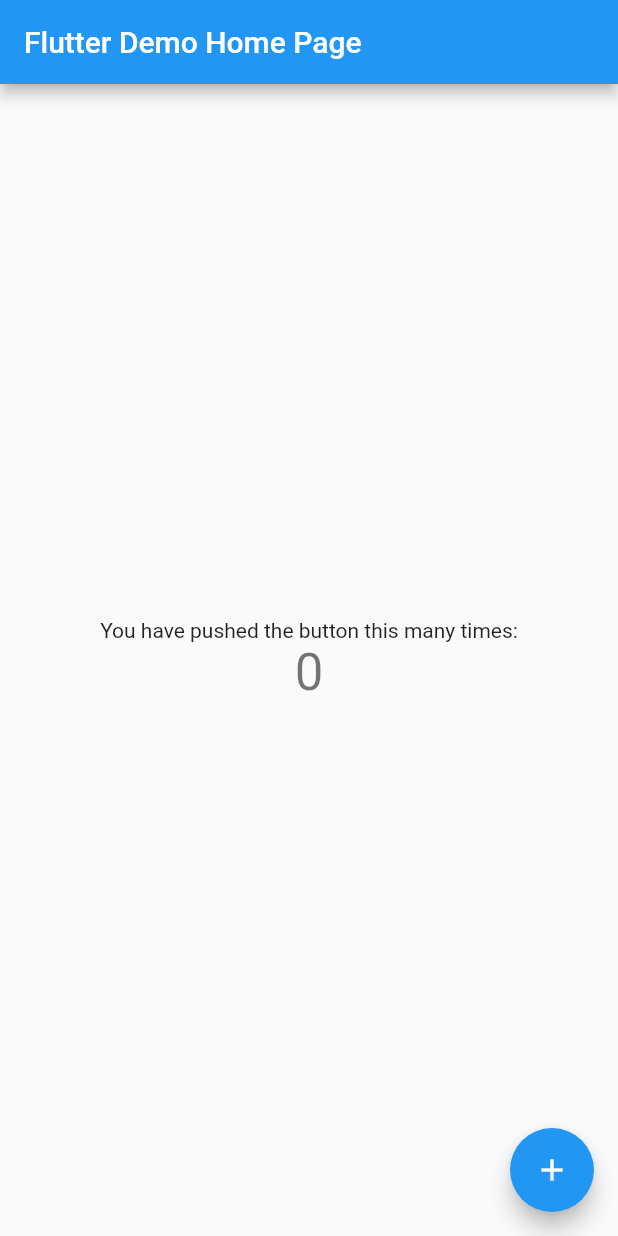
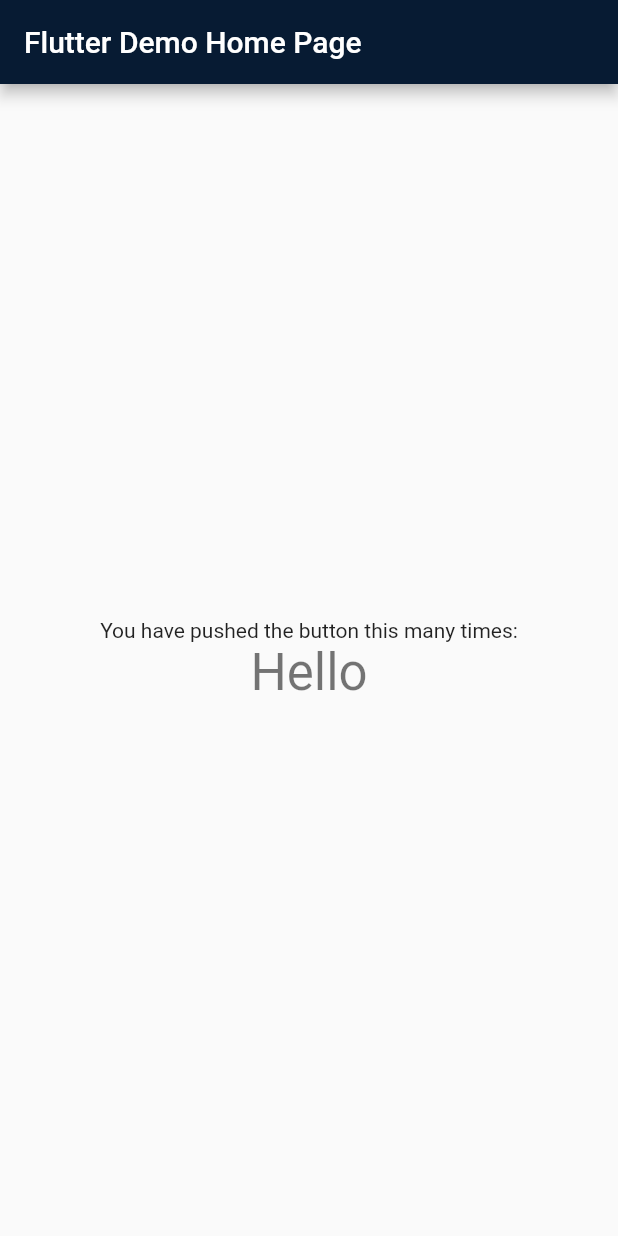
Before and after one commit to ousvat/crew, a Flutter app: the screen it shows after launch, on a phone screen of 412 x 824 dp. Run offline on Flutter 3.47's test engine with Material 2 defaults, Android fonts, the phone set to English and light mode, and no system bars; our stand-ins replace google_fonts.

Commit message:
Import Icons and Fonts

```diff
--- a/lib/main.dart
+++ b/lib/main.dart
@@ -1,3 +1,4 @@
+import 'package:Crew/theme/default_theme.dart';
 import 'package:flutter/material.dart';
 
 void main() {
@@ -9,23 +10,9 @@ class MyApp extends StatelessWidget {
   @override
   Widget build(BuildContext context) {
     return MaterialApp(
+      debugShowCheckedModeBanner: false,
       title: 'Flutter Demo',
-      theme: ThemeData(
-        // This is the theme of your application.
-        //
-        // Try running your application with "flutter run". You'll see the
-        // application has a blue toolbar. Then, without quitting the app, try
-        // changing the primarySwatch below to Colors.green and then invoke
-        // "hot reload" (press "r" in the console where you ran "flutter run",
-        // or simply save your changes to "hot reload" in a Flutter IDE).
-        // Notice that the counter didn't reset back to zero; the application
-        // is not restarted.
-        primarySwatch: Colors.blue,
-        // This makes the visual density adapt to the platform that you run
-        // the app on. For desktop platforms, the controls will be smaller and
-        // closer together (more dense) than on mobile platforms.
-        visualDensity: VisualDensity.adaptivePlatformDensity,
-      ),
+      theme: defaultTheme,
       home: MyHomePage(title: 'Flutter Demo Home Page'),
     );
   }
@@ -34,15 +21,6 @@ class MyApp extends StatelessWidget {
 class MyHomePage extends StatefulWidget {
   MyHomePage({Key key, this.title}) : super(key: key);
 
-  // This widget is the home page of your application. It is stateful, meaning
-  // that it has a State object (defined below) that contains fields that affect
-  // how it looks.
-
-  // This class is the configuration for the state. It holds the values (in this
-  // case the title) provided by the parent (in this case the App widget) and
-  // used by the build method of the State. Fields in a Widget subclass are
-  // always marked "final".
-
   final String title;
 
   @override
@@ -50,68 +28,26 @@ class MyHomePage extends StatefulWidget {
 }
 
 class _MyHomePageState extends State<MyHomePage> {
-  int _counter = 0;
-
-  void _incrementCounter() {
-    setState(() {
-      // This call to setState tells the Flutter framework that something has
-      // changed in this State, which causes it to rerun the build method below
-      // so that the display can reflect the updated values. If we changed
-      // _counter without calling setState(), then the build method would not be
-      // called again, and so nothing would appear to happen.
-      _counter++;
-    });
-  }
-
   @override
   Widget build(BuildContext context) {
-    // This method is rerun every time setState is called, for instance as done
-    // by the _incrementCounter method above.
-    //
-    // The Flutter framework has been optimized to make rerunning build methods
-    // fast, so that you can just rebuild anything that needs updating rather
-    // than having to individually change instances of widgets.
     return Scaffold(
       appBar: AppBar(
-        // Here we take the value from the MyHomePage object that was created by
-        // the App.build method, and use it to set our appbar title.
         title: Text(widget.title),
       ),
       body: Center(
-        // Center is a layout widget. It takes a single child and positions it
-        // in the middle of the parent.
         child: Column(
-          // Column is also a layout widget. It takes a list of children and
-          // arranges them vertically. By default, it sizes itself to fit its
-          // children horizontally, and tries to be as tall as its parent.
-          //
-          // Invoke "debug painting" (press "p" in the console, choose the
-          // "Toggle Debug Paint" action from the Flutter Inspector in Android
-          // Studio, or the "Toggle Debug Paint" command in Visual Studio Code)
-          // to see the wireframe for each widget.
-          //
-          // Column has various properties to control how it sizes itself and
-          // how it positions its children. Here we use mainAxisAlignment to
-          // center the children vertically; the main axis here is the vertical
-          // axis because Columns are vertical (the cross axis would be
-          // horizontal).
           mainAxisAlignment: MainAxisAlignment.center,
           children: <Widget>[
             Text(
               'You have pushed the button this many times:',
             ),
             Text(
-              '$_counter',
+              'Hello',
               style: Theme.of(context).textTheme.headline4,
             ),
           ],
         ),
       ),
-      floatingActionButton: FloatingActionButton(
-        onPressed: _incrementCounter,
-        tooltip: 'Increment',
-        child: Icon(Icons.add),
-      ), // This trailing comma makes auto-formatting nicer for build methods.
     );
   }
 }
--- /dev/null
+++ b/lib/theme/default_theme.dart
@@ -0,0 +1,9 @@
+import 'package:flutter/material.dart';
+import 'package:google_fonts/google_fonts.dart';
+
+ThemeData defaultTheme = ThemeData(
+    primaryColor: Color(0xFF071B33),
+    disabledColor: Color(0xFF8795A5),
+    accentColor: Color(0xFFE21918),
+    fontFamily: GoogleFonts.roboto().fontFamily,
+    );
--- a/pubspec.yaml
+++ b/pubspec.yaml
@@ -21,6 +21,7 @@ environment:
   sdk: ">=2.7.0 <3.0.0"
 
 dependencies:
+  google_fonts: ^1.1.2
   flutter:
     sdk: flutter
 
@@ -43,6 +44,10 @@ flutter:
   # included with your application, so that you can use the icons in
   # the material Icons class.
   uses-material-design: true
+  fonts:
+    - family:  CrewIcons
+      fonts:
+       - asset: assets/fonts/CrewIcons.ttf
 
   # To add assets to your application, add an assets section, like this:
   # assets:
```
Also changed, not shown: lib/theme/icons/crew_icons_icons.dart (added, +44 -0 lines), assets/fonts/CrewIcons.ttf (added), pubspec.lock, 1 other file.
